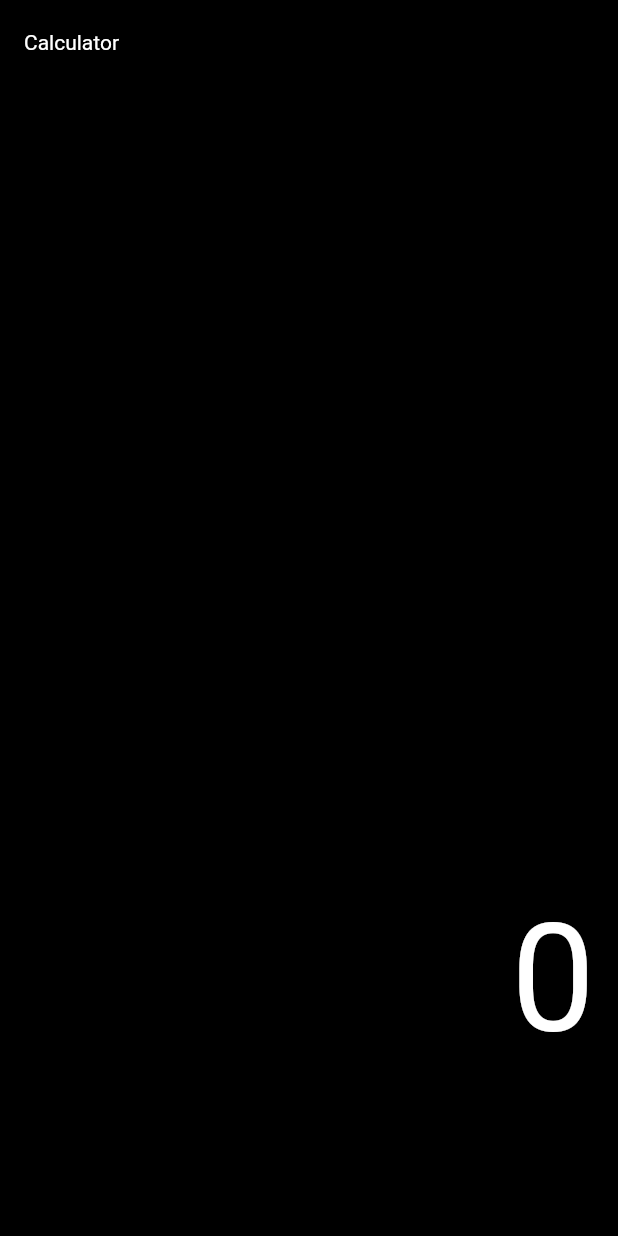
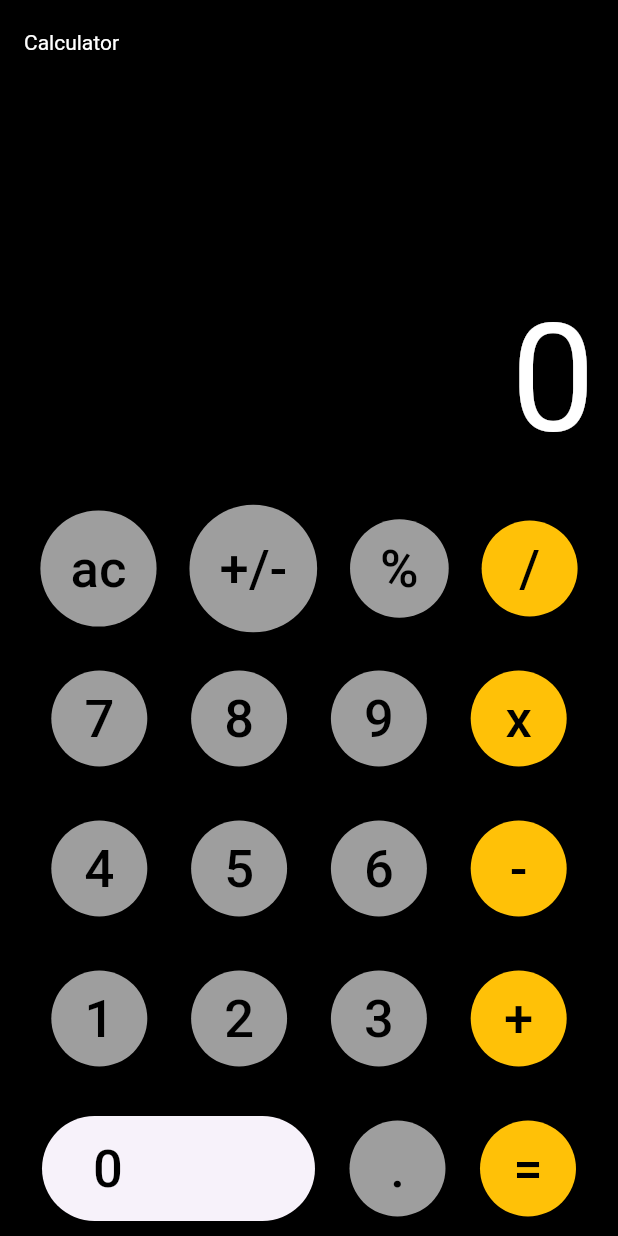
Before and after one commit to nipun-dezoysa/flutter_basic_calculator, a Flutter app: the screen it shows after launch, on a phone screen of 412 x 824 dp. Run offline on Flutter 3.47's test engine with Material 3 defaults, Android fonts, the phone set to English and light mode, and no system bars.

Commit message:
basic ui

```diff
--- a/lib/calculator.dart
+++ b/lib/calculator.dart
@@ -1,5 +1,3 @@
-import 'dart:nativewrappers/_internal/vm/lib/ffi_allocation_patch.dart';
-
 import 'package:flutter/material.dart';
 
 class Calculator extends StatefulWidget {
@@ -51,10 +49,65 @@ class _CalculatorState extends State<Calculator> {
               ),
               Row(
                 mainAxisAlignment: MainAxisAlignment.spaceEvenly,
-                children: [calcButton('ac', Colors.black, Colors.black)],
+                children: [
+                  calcButton('ac', Colors.grey, Colors.black),
+                  calcButton('+/-', Colors.grey, Colors.black),
+                  calcButton('%', Colors.grey, Colors.black),
+                  calcButton('/', Colors.amber, Colors.black),
+                ],
+              ),
+              SizedBox(height: 10),
+              Row(
+                mainAxisAlignment: MainAxisAlignment.spaceEvenly,
+                children: [
+                  calcButton('7', Colors.grey, Colors.black),
+                  calcButton('8', Colors.grey, Colors.black),
+                  calcButton('9', Colors.grey, Colors.black),
+                  calcButton('x', Colors.amber, Colors.black),
+                ],
+              ),
+              SizedBox(height: 10),
+              Row(
+                mainAxisAlignment: MainAxisAlignment.spaceEvenly,
+                children: [
+                  calcButton('4', Colors.grey, Colors.black),
+                  calcButton('5', Colors.grey, Colors.black),
+                  calcButton('6', Colors.grey, Colors.black),
+                  calcButton('-', Colors.amber, Colors.black),
+                ],
+              ),
+              SizedBox(height: 10),
+              Row(
+                mainAxisAlignment: MainAxisAlignment.spaceEvenly,
+                children: [
+                  calcButton('1', Colors.grey, Colors.black),
+                  calcButton('2', Colors.grey, Colors.black),
+                  calcButton('3', Colors.grey, Colors.black),
+                  calcButton('+', Colors.amber, Colors.black),
+                ],
+              ),
+              SizedBox(height: 10),
+              Row(
+                mainAxisAlignment: MainAxisAlignment.spaceEvenly,
+                children: [
+                  ElevatedButton(
+                    onPressed: () {},
+                    style: ElevatedButton.styleFrom(
+                        shape: StadiumBorder(),
+                        padding: EdgeInsets.fromLTRB(34, 10, 128, 10)),
+                    child: Text(
+                      '0',
+                      style: TextStyle(fontSize: 35, color: Colors.black),
+                    ),
+                  ),
+                  calcButton('.', Colors.grey, Colors.black),
+                  calcButton('=', Colors.amber, Colors.black),
+                ],
               )
             ],
           ),
         ));
+
+
   }
 }
--- a/pubspec.yaml
+++ b/pubspec.yaml
@@ -45,7 +45,7 @@ dev_dependencies:
   # activated in the `analysis_options.yaml` file located at the root of your
   # package. See that file for information about deactivating specific lint
   # rules and activating additional ones.
-  flutter_lints: ^3.0.0
+  flutter_lints: ^4.0.0
 
 # For information on the generic Dart part of this file, see the
 # following page: https://dart.dev/tools/pub/pubspec
```
Also changed, not shown: pubspec.lock.
